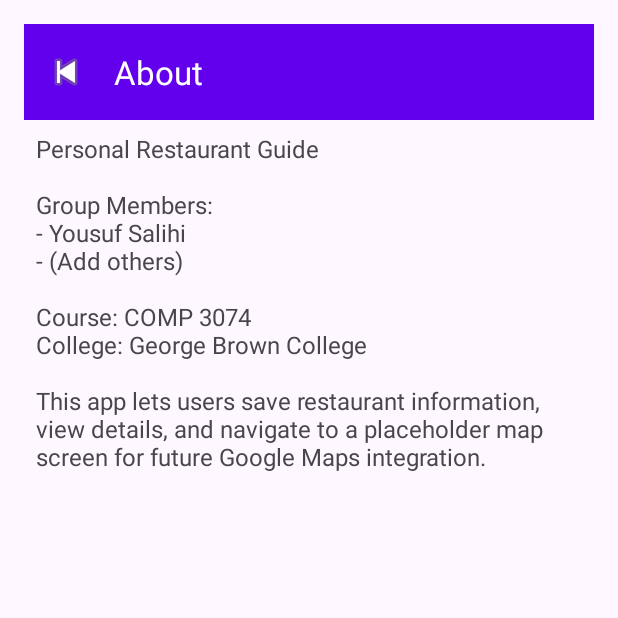
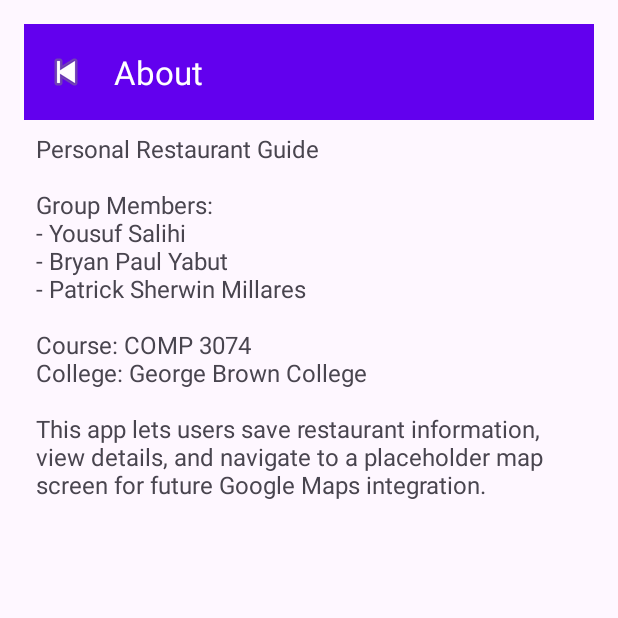
Before and after one commit to YousufSal128/G18-Personal_Restaurant_Guide-Project-Comp3074, an Android app: the AboutActivity screen opened directly, with no data from a screen before it, on a phone screen of 412 x 824 dp, the top half of it. Run offline under Robolectric (Android 15) with nearby library versions, the phone set to English and light mode, and no system bars.

Commit message:
added names to about

```diff
--- a/app/src/main/res/layout/activity_about.xml
+++ b/app/src/main/res/layout/activity_about.xml
@@ -35,7 +35,7 @@
                 android:id="@+id/textAbout"
                 android:layout_width="match_parent"
                 android:layout_height="wrap_content"
-                android:text="Personal Restaurant Guide\n\nGroup Members:\n- Yousuf Salihi\n- (Add others)\n\nCourse: COMP 3074\nCollege: George Brown College\n\nThis app lets users save restaurant information, view details, and navigate to a placeholder map screen for future Google Maps integration."
+                android:text="Personal Restaurant Guide\n\nGroup Members:\n- Yousuf Salihi\n- Bryan Paul Yabut\n- Patrick Sherwin Millares\n\nCourse: COMP 3074\nCollege: George Brown College\n\nThis app lets users save restaurant information, view details, and navigate to a placeholder map screen for future Google Maps integration."
                 android:textSize="16sp"
                 android:padding="8dp" />
         </LinearLayout>
```
